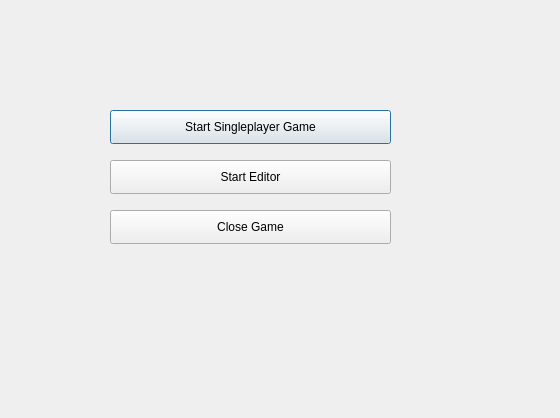
raubwuerger/StrategicGameProject, file GameDemonstrator/dialogs/GameMainDialog.ui: the form before one commit.
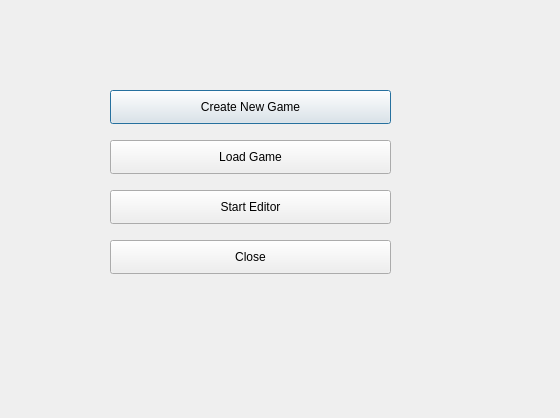
The form after the commit.

Diff of the .ui file:
```diff
--- a/GameDemonstrator/dialogs/GameMainDialog.ui
+++ b/GameDemonstrator/dialogs/GameMainDialog.ui
@@ -17,20 +17,20 @@
    <property name="geometry">
     <rect>
      <x>110</x>
-     <y>110</y>
+     <y>90</y>
      <width>281</width>
      <height>34</height>
     </rect>
    </property>
    <property name="text">
-    <string>Start Singleplayer Game</string>
+    <string>Create New Game</string>
    </property>
   </widget>
   <widget class="QPushButton" name="StartEditor">
    <property name="geometry">
     <rect>
      <x>110</x>
-     <y>160</y>
+     <y>190</y>
      <width>281</width>
      <height>34</height>
     </rect>
@@ -43,13 +43,26 @@
    <property name="geometry">
     <rect>
      <x>110</x>
-     <y>210</y>
+     <y>240</y>
      <width>281</width>
      <height>34</height>
     </rect>
    </property>
    <property name="text">
-    <string>Close Game</string>
+    <string>Close</string>
+   </property>
+  </widget>
+  <widget class="QPushButton" name="LoadGame">
+   <property name="geometry">
+    <rect>
+     <x>110</x>
+     <y>140</y>
+     <width>281</width>
+     <height>34</height>
+    </rect>
+   </property>
+   <property name="text">
+    <string>Load Game</string>
    </property>
   </widget>
  </widget>
```
Left out of the diff: 4 changed lines with no effect on the pictures.
